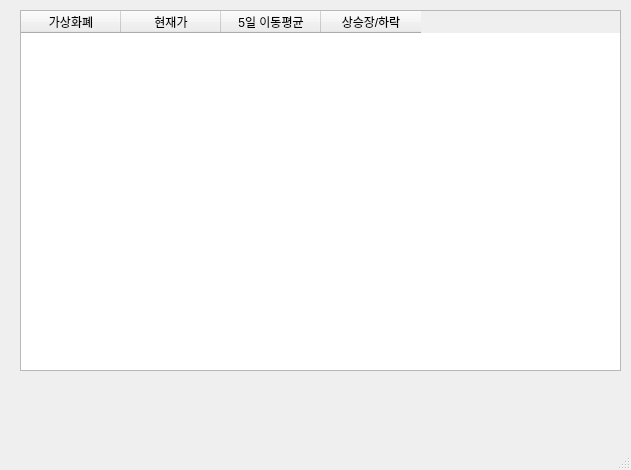
Above: bull.ui from Nayeong99/pythonbasicclass before the change. Below: the same form after it.
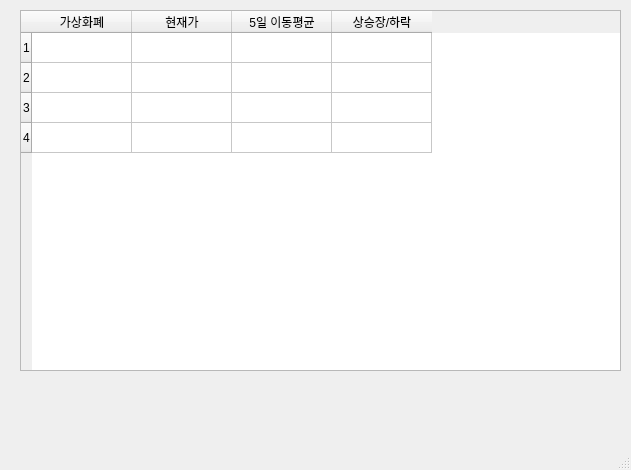
That is the form after the change.

```diff
--- a/bull.ui
+++ b/bull.ui
@@ -23,6 +23,13 @@
       <height>361</height>
      </rect>
     </property>
+    <property name="rowCount">
+     <number>4</number>
+    </property>
+    <row/>
+    <row/>
+    <row/>
+    <row/>
     <column>
      <property name="text">
       <string>가상화폐</string>
```
